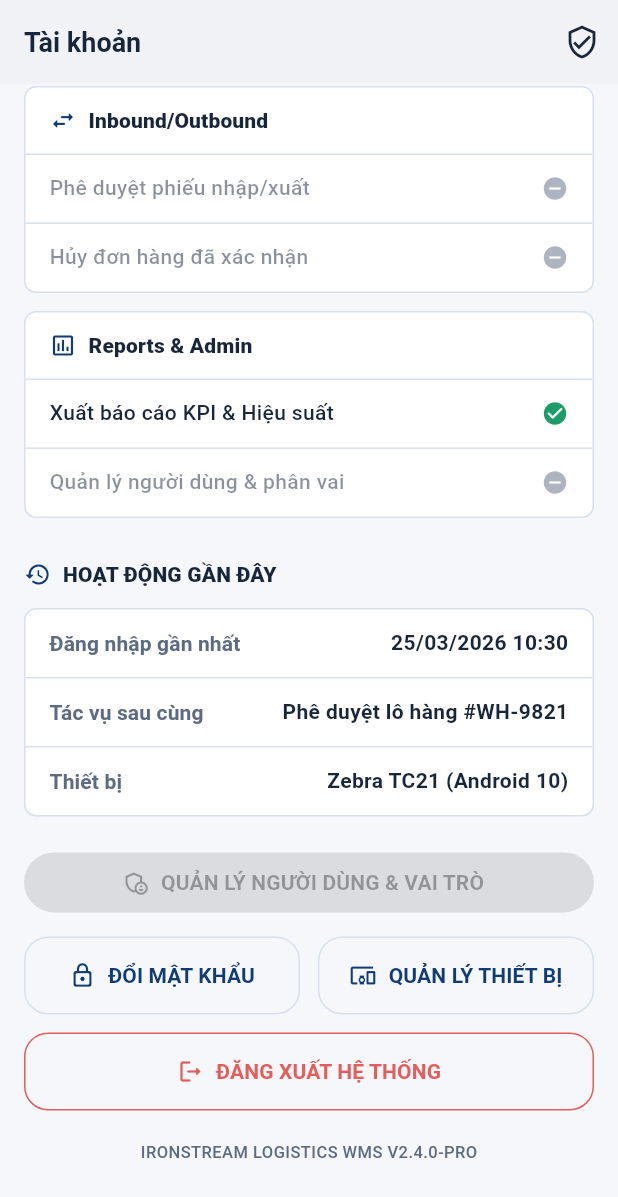
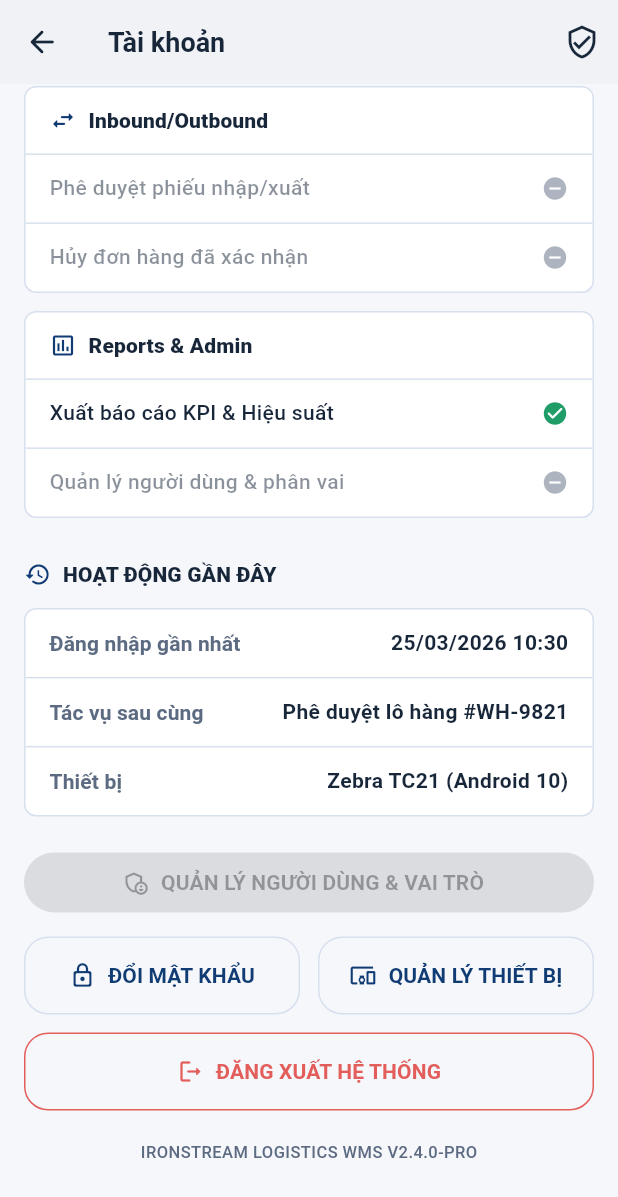
Before and after one commit to nekover0/SmartlogSWM, a Flutter app: the AccountPage screen opened by its route, scrolled down 553 dp, on a phone screen of 412 x 824 dp. Shown: the top 1197 px of the screen. Run offline on Flutter 3.47's test engine with Material 3 defaults, Android fonts, the phone set to English and light mode, and no system bars; our stand-ins replace flutter_riverpod, freezed_annotation, go_router; accounts and stored records are empty.

Commit message:
feat(account): add explicit back button on app bar

```diff
--- a/mobile/lib/features/account/presentation/pages/account_page.dart
+++ b/mobile/lib/features/account/presentation/pages/account_page.dart
@@ -24,6 +24,18 @@ class AccountPage extends ConsumerWidget {
     return Scaffold(
       backgroundColor: AppColors.background,
       appBar: AppBar(
+        leading: IconButton(
+          key: const Key('account_back_button'),
+          tooltip: 'Quay lại',
+          onPressed: () {
+            if (Navigator.of(context).canPop()) {
+              context.pop();
+              return;
+            }
+            context.go(AppRoutePaths.more);
+          },
+          icon: const Icon(Icons.arrow_back_rounded),
+        ),
         title: const Text('Tài khoản'),
         actions: [
           IconButton(
```
Also changed, not shown: 1 other file.
